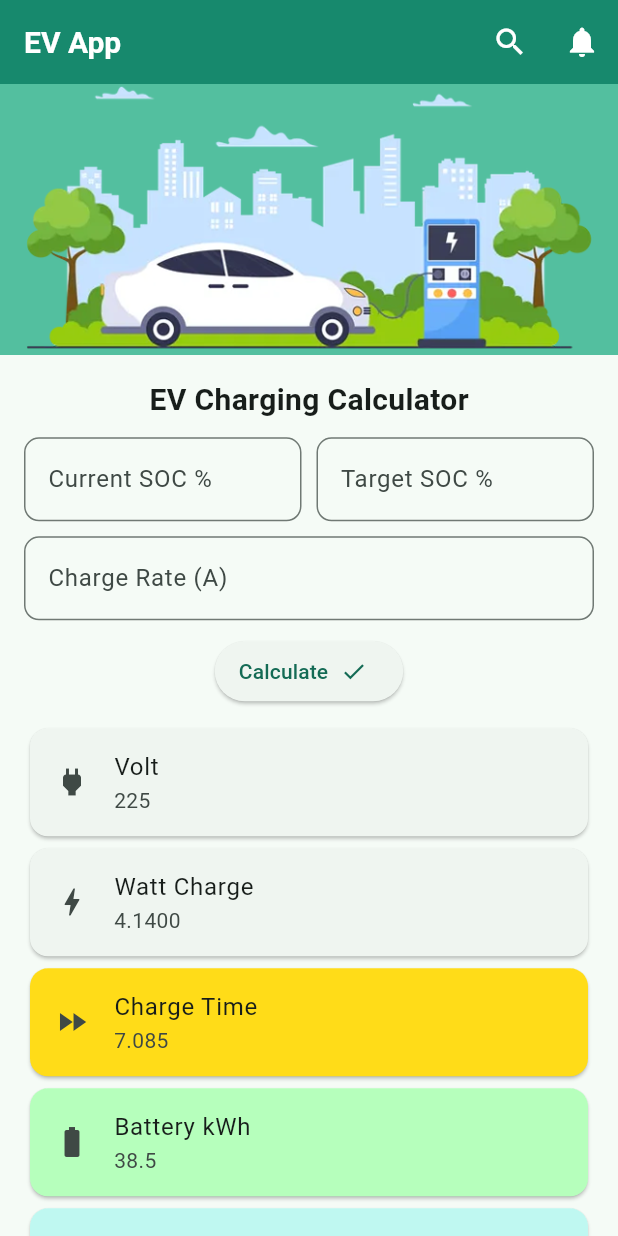
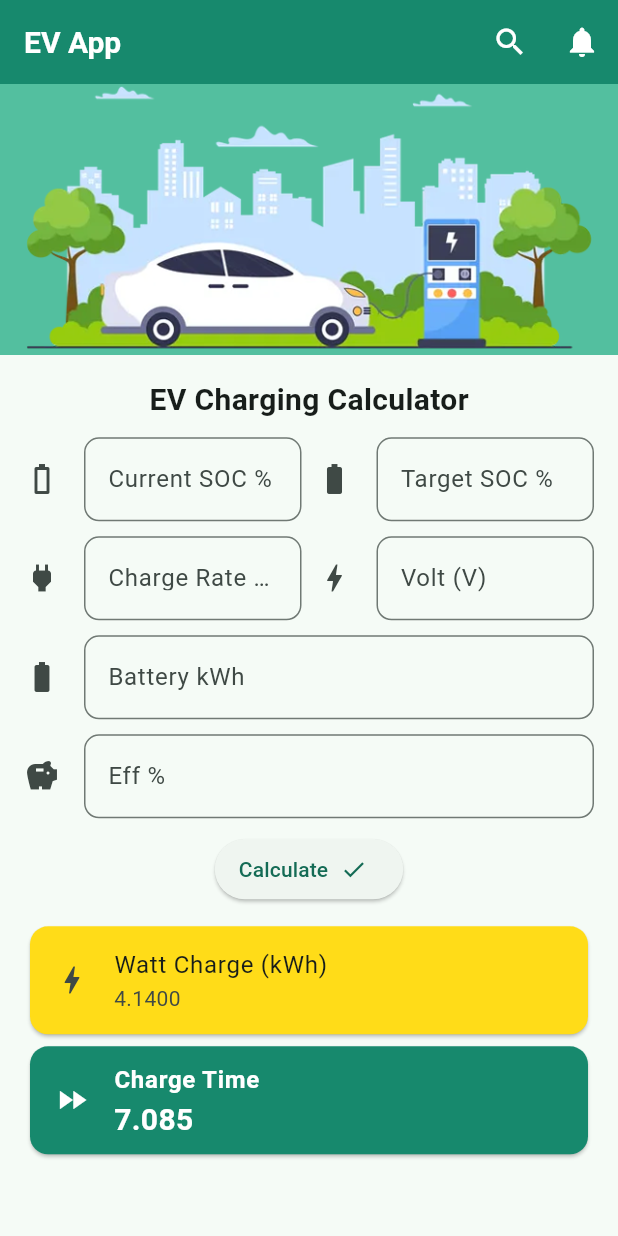
Before and after one commit to Wutthiphon/Flutter_Mobile_App, a Flutter app: the screen it shows after launch, on a phone screen of 412 x 824 dp. Run offline on Flutter 3.47's test engine with Material 3 defaults, Android fonts, the light colour scheme and no system bars.

Commit message:
Enhance UI by adding new input fields for charge rate, volt, and battery kWh; update existing fields with icons and improved styling

```diff
--- a/lib/main.dart
+++ b/lib/main.dart
@@ -310,7 +310,7 @@ class _MyAppState extends State<MyApp> {
               Expanded(
                 child: SingleChildScrollView(
                   child: Padding(
-                    padding: EdgeInsets.all(16.0),
+                    padding: const EdgeInsets.all(16.0),
                     child: Column(
                       children: [
                         const Text(
@@ -326,6 +326,7 @@ class _MyAppState extends State<MyApp> {
                             Expanded(
                               child: TextField(
                                 decoration: InputDecoration(
+                                  icon: Icon(Icons.battery_0_bar),
                                   labelText: 'Current SOC %',
                                   hintText: 'Enter %',
                                   border: OutlineInputBorder(
@@ -339,6 +340,7 @@ class _MyAppState extends State<MyApp> {
                             Expanded(
                               child: TextField(
                                 decoration: InputDecoration(
+                                  icon: Icon(Icons.battery_full),
                                   labelText: 'Target SOC %',
                                   hintText: 'Enter %',
                                   border: OutlineInputBorder(
@@ -351,10 +353,55 @@ class _MyAppState extends State<MyApp> {
                           ],
                         ),
                         const SizedBox(height: 10),
+                        const Row(
+                          children: [
+                            Expanded(
+                              child: TextField(
+                                decoration: InputDecoration(
+                                  icon: Icon(Icons.power),
+                                  labelText: 'Charge Rate (A)',
+                                  hintText: 'Enter A',
+                                  border: OutlineInputBorder(
+                                    borderRadius:
+                                        BorderRadius.all(Radius.circular(10)),
+                                  ),
+                                ),
+                              ),
+                            ),
+                            SizedBox(width: 10),
+                            Expanded(
+                              child: TextField(
+                                decoration: InputDecoration(
+                                  icon: Icon(Icons.bolt),
+                                  labelText: 'Volt (V)',
+                                  hintText: 'Enter V',
+                                  border: OutlineInputBorder(
+                                    borderRadius:
+                                        BorderRadius.all(Radius.circular(10)),
+                                  ),
+                                ),
+                              ),
+                            ),
+                          ],
+                        ),
+                        const SizedBox(height: 10),
                         const TextField(
                           decoration: InputDecoration(
-                            labelText: 'Charge Rate (A)',
-                            hintText: 'Enter A',
+                            icon: Icon(Icons.battery_full),
+                            labelText: 'Battery kWh',
+                            hintText: 'Enter V',
+                            border: OutlineInputBorder(
+                              borderRadius:
+                                  BorderRadius.all(Radius.circular(10)),
+                            ),
+                          ),
+                        ),
+                        const SizedBox(height: 10),
+                        const TextField(
+                          decoration: InputDecoration(
+                            icon: Icon(Icons.savings),
+                            labelText: 'Eff %',
+                            hintText: 'Enter Eff %',
                             border: OutlineInputBorder(
                               borderRadius:
                                   BorderRadius.all(Radius.circular(10)),
@@ -372,41 +419,35 @@ class _MyAppState extends State<MyApp> {
                         ),
                         const SizedBox(height: 10),
                         const Card(
-                          child: ListTile(
-                            leading: Icon(Icons.power),
-                            title: Text('Volt'),
-                            subtitle: Text('225'),
-                          ),
-                        ),
-                        const Card(
+                          color: Color.fromRGBO(255, 220, 24, 1),
                           child: ListTile(
                             leading: Icon(Icons.bolt),
-                            title: Text('Watt Charge'),
+                            title: Text('Watt Charge (kWh)'),
                             subtitle: Text('4.1400'),
                           ),
                         ),
                         const Card(
-                          color: Color.fromRGBO(255, 220, 24, 1),
+                          color: Color.fromARGB(255, 23, 137, 109),
                           child: ListTile(
-                            leading: Icon(Icons.fast_forward),
-                            title: Text('Charge Time'),
-                            subtitle: Text('7.085'),
-                          ),
-                        ),
-                        const Card(
-                          color: Color.fromRGBO(182, 255, 188, 1),
-                          child: ListTile(
-                            leading: Icon(Icons.battery_full),
-                            title: Text('Battery kWh'),
-                            subtitle: Text('38.5'),
-                          ),
-                        ),
-                        const Card(
-                          color: Color.fromRGBO(191, 248, 241, 1),
-                          child: ListTile(
-                            leading: Icon(Icons.savings),
-                            title: Text('Eff %'),
-                            subtitle: Text('0.84'),
+                            leading: Icon(
+                              Icons.fast_forward,
+                              color: Colors.white,
+                            ),
+                            title: Text(
+                              'Charge Time',
+                              style: TextStyle(
+                                color: Colors.white,
+                                fontWeight: FontWeight.bold,
+                              ),
+                            ),
+                            subtitle: Text(
+                              '7.085',
+                              style: TextStyle(
+                                color: Colors.white,
+                                fontWeight: FontWeight.bold,
+                                fontSize: 20,
+                              ),
+                            ),
                           ),
                         ),
                       ],
```
